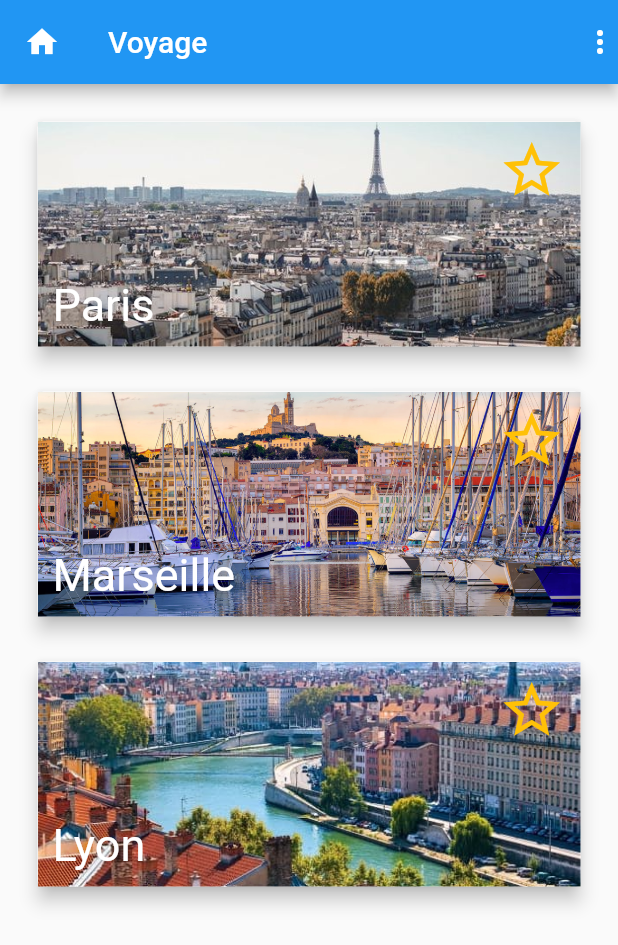
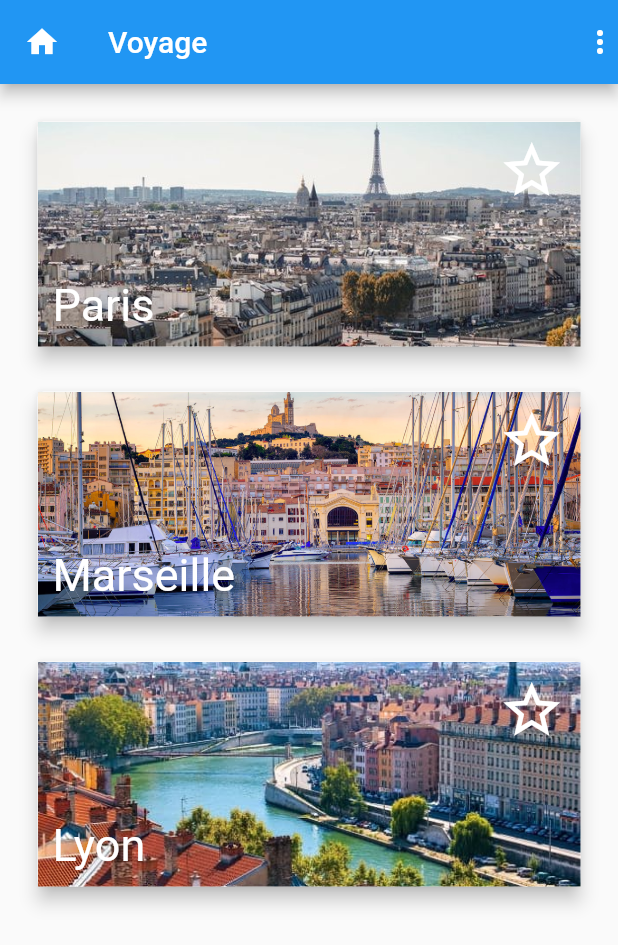
Before and after one commit to Incomprise/travelApp, a Flutter app: the screen it shows after launch, on a phone screen of 412 x 824 dp. Shown: the top 945 px of the screen. Run offline on Flutter 3.47's test engine with Material 2 defaults, Android fonts, the phone set to English and light mode, and no system bars.

Commit message:
updatedChecked()

```diff
--- a/lib/city.dart
+++ b/lib/city.dart
@@ -3,8 +3,10 @@ import 'package:flutter/material.dart';
 class CardCity extends StatelessWidget {
   final String name;
   final String image;
+  final bool checked;
+  final Function updatedChecked;
 
-  CardCity({ required this.name, required this.image });
+  CardCity({ required this.name, required this.image, required this.checked, required this.updatedChecked });
 
   @override
   Widget build(BuildContext context) {
@@ -21,8 +23,8 @@ class CardCity extends StatelessWidget {
                  image: AssetImage(image),
                  child: InkWell(
                   onTap: () {
-                   print ('prout');
-                 },
+                    updatedChecked();
+                  },
                ),),
               Padding(
                 padding: EdgeInsets.all(10),
@@ -33,8 +35,10 @@ class CardCity extends StatelessWidget {
                         mainAxisAlignment: MainAxisAlignment.end,
                         crossAxisAlignment: CrossAxisAlignment.start,
                         children: <Widget>[
-                          Icon(Icons.star_border,
-                              size: 45, color: Colors.amber),
+                          Icon(
+                          checked ? Icons.star : Icons.star_border,
+                              size: 45, color: Colors.white
+                          ),
                         ],
                       ),
                     ),
--- a/lib/home.dart
+++ b/lib/home.dart
@@ -11,10 +11,17 @@ class Home extends StatefulWidget {
 
 class _HomeState extends State<Home> {
   List cities =  [
-    { 'name': 'Paris', 'image': 'assets/Paris.jpg' },
-    { 'name': 'Marseille', 'image': 'assets/Marseille.jpg' },
-    { 'name': 'Lyon', 'image': 'assets/Lyon.jpg' },
+    { 'name': 'Paris', 'image': 'assets/Paris.jpg', 'checked': false },
+    { 'name': 'Marseille', 'image': 'assets/Marseille.jpg', 'checked': false },
+    { 'name': 'Lyon', 'image': 'assets/Lyon.jpg', 'checked': false },
   ];
+
+  void switchChecked(city) {
+    int index = cities.indexOf(city);
+        setState(() {
+        cities[index]['checked'] = !cities[index]['checked'];
+    });
+  }
 
   @override
   Widget build(BuildContext context) {
@@ -30,7 +37,7 @@ class _HomeState extends State<Home> {
           crossAxisAlignment: CrossAxisAlignment.stretch,
           children: <Widget>[
             ...cities.map((city) {
-              return CardCity(name: city['name'], image: city['image']);
+              return CardCity(name: city['name'], image: city['image'], checked: city['checked'], updatedChecked: () { switchChecked(city);});
             })
           ],
         ),
```
